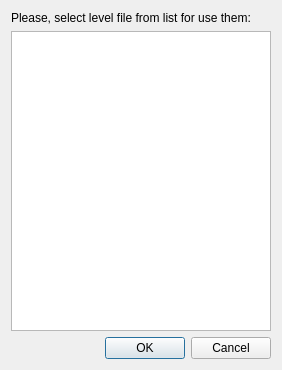
WohlSoft/Moondust-Project, file Editor/common_features/levelfilelist.ui: the form before one commit.
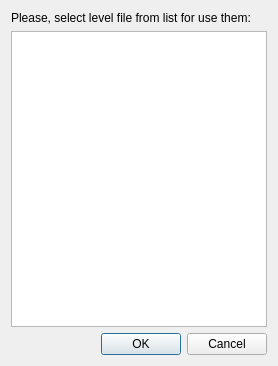
The form after the commit. Icons and pictures are not drawn.

Commit message: Minimum sized fixed

What changed in the file:
```diff
--- a/Editor/common_features/levelfilelist.ui
+++ b/Editor/common_features/levelfilelist.ui
@@ -10,6 +10,12 @@
     <height>366</height>
    </rect>
   </property>
+  <property name="minimumSize">
+   <size>
+    <width>278</width>
+    <height>366</height>
+   </size>
+  </property>
   <property name="windowTitle">
    <string>Level files list</string>
   </property>
@@ -32,8 +38,8 @@
     <widget class="QListWidget" name="FileList">
      <property name="minimumSize">
       <size>
-       <width>260</width>
-       <height>300</height>
+       <width>0</width>
+       <height>0</height>
       </size>
      </property>
      <property name="editTriggers">
```
The commit also changes 1 other file.
